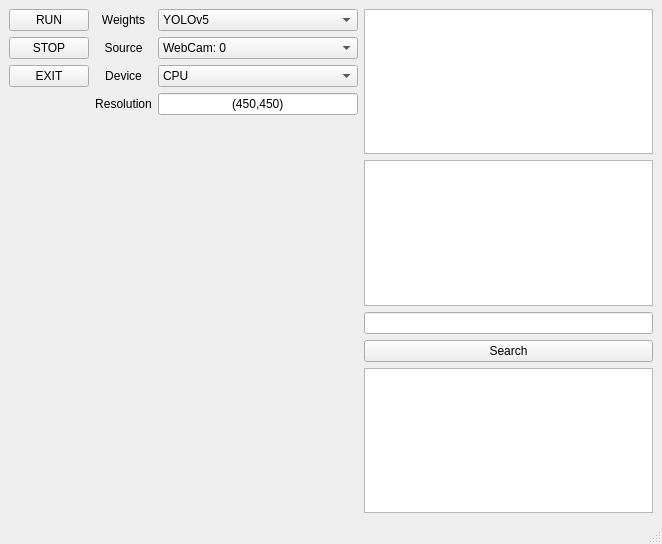
The window that ui.ui (reretay/YoloV5-UI) describes before a commit, drawn with Qt 5.
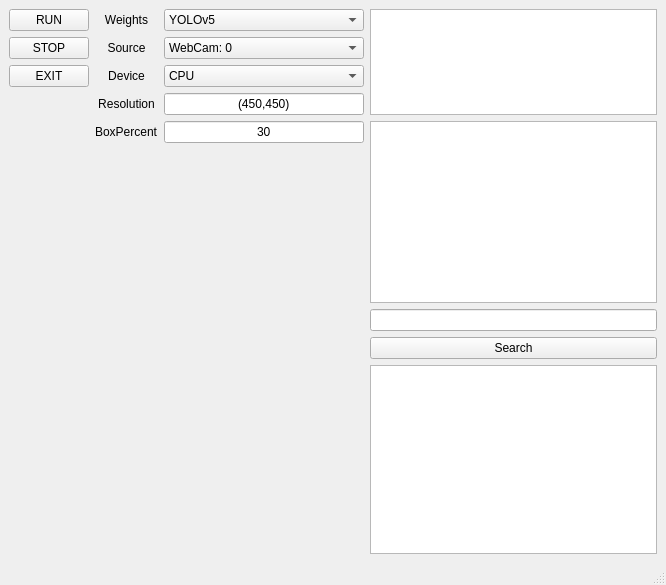
The same window after the commit.

Commit message:
Center Box Added
With Ratio(%) input

Diff of the .ui file:
```diff
--- a/ui.ui
+++ b/ui.ui
@@ -6,8 +6,8 @@
    <rect>
     <x>0</x>
     <y>0</y>
-    <width>662</width>
-    <height>544</height>
+    <width>666</width>
+    <height>585</height>
    </rect>
   </property>
   <property name="windowTitle">
@@ -37,13 +37,6 @@
       </property>
      </widget>
     </item>
-    <item row="8" column="0" colspan="4">
-     <widget class="QLabel" name="label">
-      <property name="text">
-       <string/>
-      </property>
-     </widget>
-    </item>
     <item row="2" column="3">
      <widget class="QComboBox" name="comboBox_3">
       <item>
@@ -142,9 +135,6 @@
       </item>
      </widget>
     </item>
-    <item row="0" column="4" rowspan="5">
-     <widget class="QTextBrowser" name="textBrowser_2"/>
-    </item>
     <item row="10" column="4">
      <widget class="QPushButton" name="pushButton_4">
       <property name="text">
@@ -166,12 +156,45 @@
       </property>
      </widget>
     </item>
-    <item row="8" column="4">
-     <widget class="QTextBrowser" name="textBrowser"/>
-    </item>
     <item row="9" column="4">
      <widget class="QLineEdit" name="lineEdit_2"/>
     </item>
+    <item row="4" column="3">
+     <widget class="QLineEdit" name="lineEdit_3">
+      <property name="maximumSize">
+       <size>
+        <width>200</width>
+        <height>16777215</height>
+       </size>
+      </property>
+      <property name="text">
+       <string>30</string>
+      </property>
+      <property name="alignment">
+       <set>Qt::AlignCenter</set>
+      </property>
+     </widget>
+    </item>
+    <item row="0" column="4" rowspan="4">
+     <widget class="QTextBrowser" name="textBrowser_2"/>
+    </item>
+    <item row="4" column="4" rowspan="5">
+     <widget class="QTextBrowser" name="textBrowser"/>
+    </item>
+    <item row="5" column="0" rowspan="7" colspan="4">
+     <widget class="QLabel" name="label">
+      <property name="text">
+       <string/>
+      </property>
+     </widget>
+    </item>
+    <item row="4" column="2">
+     <widget class="QLabel" name="label_2">
+      <property name="text">
+       <string>BoxPercent</string>
+      </property>
+     </widget>
+    </item>
    </layout>
   </widget>
   <widget class="QMenuBar" name="menubar">
```
Left out of the diff: 2 changed lines with no effect on the pictures. The commit also changes 2 other files.
